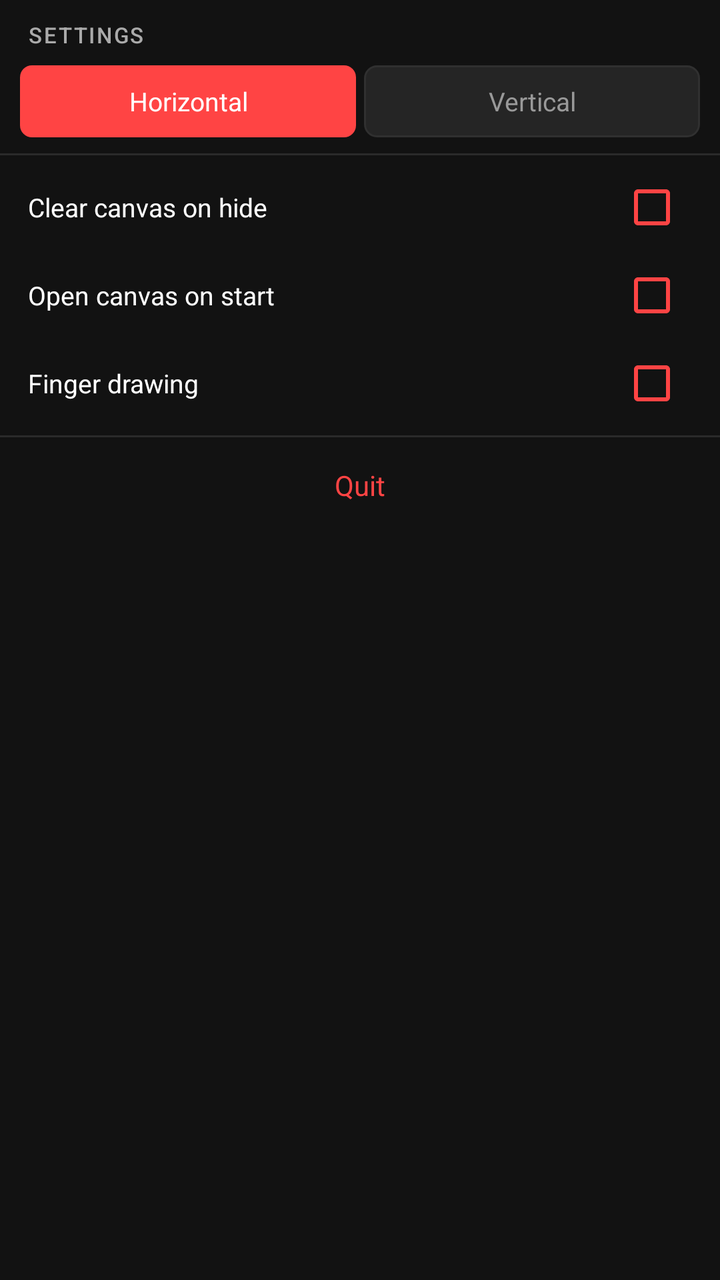
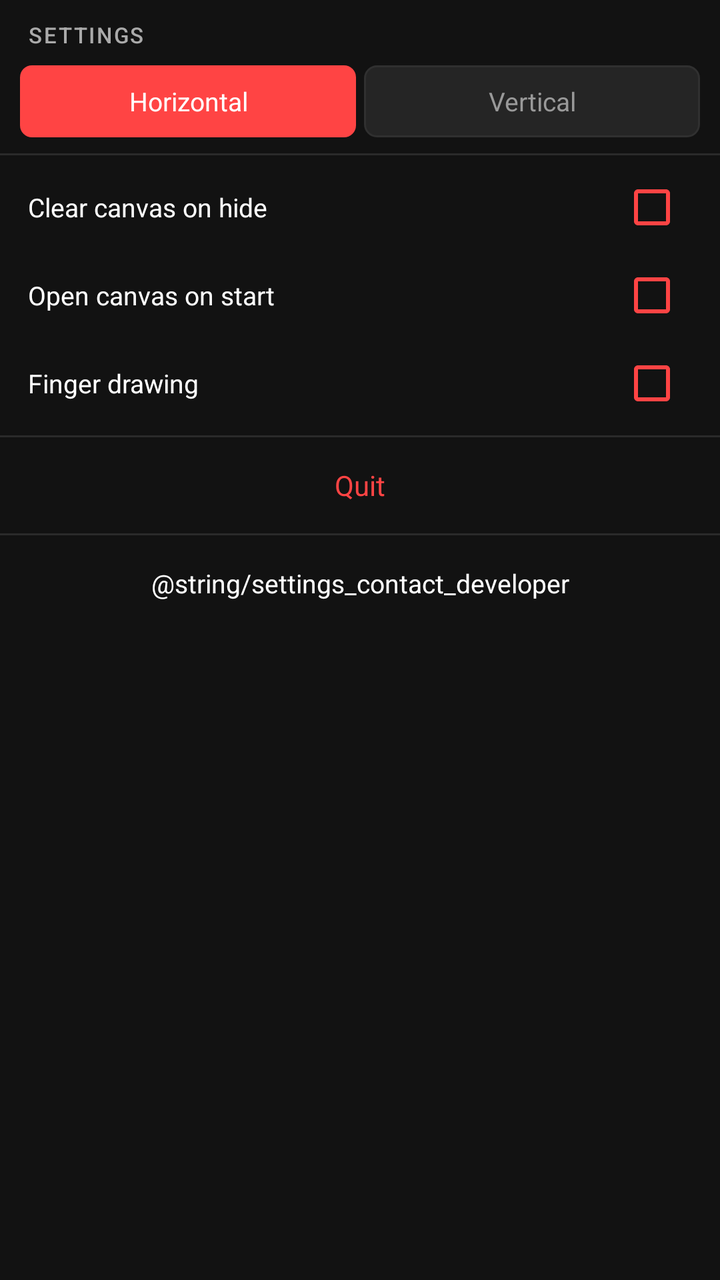

Before-and-after screenshots of an Android layout around one commit, followed by the original layout XML and the change that was made.
<!-- AndroidManifest.xml: application theme Theme.DrawAnywhere -->
<!-- res/layout/panel_settings_page1.xml -->
<?xml version="1.0" encoding="utf-8"?>
<ScrollView
    xmlns:android="http://schemas.android.com/apk/res/android"
    android:layout_width="match_parent"
    android:layout_height="match_parent"
    android:scrollbars="none"
    android:overScrollMode="never">

    <LinearLayout
        android:layout_width="match_parent"
        android:layout_height="wrap_content"
        android:orientation="vertical"
        android:paddingTop="10dp"
        android:paddingBottom="6dp">

        <TextView
            android:layout_width="wrap_content"
            android:layout_height="wrap_content"
            android:text="@string/panel_settings"
            android:textColor="@color/panel_subtext"
            android:textSize="11sp"
            android:fontFamily="sans-serif-medium"
            android:layout_marginStart="14dp"
            android:layout_marginBottom="8dp"
            android:textAllCaps="true"
            android:letterSpacing="0.08" />

        <LinearLayout
            android:layout_width="match_parent"
            android:layout_height="wrap_content"
            android:orientation="horizontal"
            android:paddingStart="10dp"
            android:paddingEnd="10dp"
            android:layout_marginBottom="4dp">

            <TextView
                android:id="@+id/btn_horizontal"
                android:layout_width="0dp"
                android:layout_height="36dp"
                android:layout_weight="1"
                android:gravity="center"
                android:text="@string/settings_horizontal"
                android:textSize="13sp"
                android:background="@drawable/bg_setting_selected"
                android:textColor="@color/setting_selected_text"
                android:layout_marginEnd="4dp"
                android:fontFamily="sans-serif" />

            <TextView
                android:id="@+id/btn_vertical"
                android:layout_width="0dp"
                android:layout_height="36dp"
                android:layout_weight="1"
                android:gravity="center"
                android:text="@string/settings_vertical"
                android:textSize="13sp"
                android:background="@drawable/bg_setting_unselected"
                android:textColor="@color/setting_unselected_text"
                android:fontFamily="sans-serif" />
        </LinearLayout>

        <View
            android:layout_width="match_parent"
            android:layout_height="1dp"
            android:background="@color/panel_section_divider"
            android:layout_marginTop="4dp"
            android:layout_marginBottom="4dp" />

        <LinearLayout
            android:layout_width="match_parent"
            android:layout_height="44dp"
            android:orientation="horizontal"
            android:gravity="center_vertical"
            android:paddingStart="14dp"
            android:paddingEnd="10dp">
            <TextView
                android:layout_width="0dp" android:layout_height="wrap_content"
                android:layout_weight="1"
                android:text="@string/settings_clear_on_hide"
                android:textColor="@color/panel_text" android:textSize="13sp" />
            <CheckBox
                android:id="@+id/chk_clear_on_hide"
                android:layout_width="wrap_content" android:layout_height="wrap_content"
                android:buttonTint="@color/setting_toggle_tint" />
        </LinearLayout>

        <LinearLayout
            android:layout_width="match_parent"
            android:layout_height="44dp"
            android:orientation="horizontal"
            android:gravity="center_vertical"
            android:paddingStart="14dp"
            android:paddingEnd="10dp">
            <TextView
                android:layout_width="0dp" android:layout_height="wrap_content"
                android:layout_weight="1"
                android:text="@string/settings_open_on_start"
                android:textColor="@color/panel_text" android:textSize="13sp" />
            <CheckBox
                android:id="@+id/chk_open_on_start"
                android:layout_width="wrap_content" android:layout_height="wrap_content"
                android:buttonTint="@color/setting_toggle_tint" />
        </LinearLayout>

        <LinearLayout
            android:layout_width="match_parent"
            android:layout_height="44dp"
            android:orientation="horizontal"
            android:gravity="center_vertical"
            android:paddingStart="14dp"
            android:paddingEnd="10dp">
            <TextView
                android:layout_width="0dp" android:layout_height="wrap_content"
                android:layout_weight="1"
                android:text="@string/settings_finger_drawing"
                android:textColor="@color/panel_text" android:textSize="13sp" />
            <CheckBox
                android:id="@+id/chk_finger_drawing"
                android:layout_width="wrap_content" android:layout_height="wrap_content"
                android:buttonTint="@color/setting_toggle_tint" />
        </LinearLayout>

        <View
            android:layout_width="match_parent"
            android:layout_height="1dp"
            android:background="@color/panel_section_divider"
            android:layout_marginTop="4dp"
            android:layout_marginBottom="4dp" />

        <TextView
            android:id="@+id/btn_quit"
            android:layout_width="match_parent"
            android:layout_height="40dp"
            android:gravity="center"
            android:text="@string/settings_quit"
            android:textColor="@color/btn_quit_text"
            android:textSize="14sp"
            android:fontFamily="sans-serif" />

    </LinearLayout>
</ScrollView>
<!-- resources referenced by this layout -->
<resources>
  <color name="btn_quit_text">#FFFF4444</color>
  <color name="panel_section_divider">#FF2A2A2A</color>
  <color name="panel_subtext">#FFAAAAAA</color>
  <color name="panel_text">#FFFFFFFF</color>
  <color name="setting_selected_text">#FFFFFFFF</color>
  <color name="setting_toggle_tint">#FFFF4444</color>
  <color name="setting_unselected_text">#FF999999</color>
  <!-- drawable bg_setting_selected (drawable) -->
  <?xml version="1.0" encoding="utf-8"?>
  <shape xmlns:android="http://schemas.android.com/apk/res/android"
      android:shape="rectangle">
  
      <solid android:color="@color/setting_selected_bg" />
  
      <corners android:radius="6dp" />
  
  </shape>
  <!-- drawable bg_setting_unselected (drawable) -->
  <?xml version="1.0" encoding="utf-8"?>
  <shape xmlns:android="http://schemas.android.com/apk/res/android"
      android:shape="rectangle">
  
      <solid android:color="@color/setting_unselected_bg" />
  
      <corners android:radius="6dp" />
  
      <stroke
          android:width="1dp"
          android:color="@color/panel_border" />
  
  </shape>
  <string name="panel_settings">Settings</string>
  <string name="settings_clear_on_hide">Clear canvas on hide</string>
  <string name="settings_finger_drawing">Finger drawing</string>
  <string name="settings_horizontal">Horizontal</string>
  <string name="settings_open_on_start">Open canvas on start</string>
  <string name="settings_quit">Quit</string>
  <string name="settings_vertical">Vertical</string>
  <style name="Theme.DrawAnywhere" parent="Theme.MaterialComponents.DayNight.NoActionBar">
          <item name="colorPrimary">@color/colorPrimary</item>
          <item name="colorPrimaryVariant">@color/colorPrimaryVariant</item>
          <item name="colorOnPrimary">@color/colorOnPrimary</item>
          <item name="colorSecondary">@color/colorSecondary</item>
          <item name="colorOnSecondary">@color/colorOnSecondary</item>
          <item name="colorError">@color/colorError</item>
          <item name="colorOnError">@color/colorOnError</item>
          <item name="colorSurface">@color/colorSurface</item>
          <item name="colorOnSurface">@color/colorOnSurface</item>
          <item name="android:colorBackground">@color/colorBackground</item>
          <item name="android:windowBackground">@color/colorBackground</item>
          <item name="android:statusBarColor">@android:color/transparent</item>
          <item name="android:navigationBarColor">@android:color/transparent</item>
          <item name="android:windowDrawsSystemBarBackgrounds">true</item>
      </style>
  <color name="setting_selected_bg">#FFFF4444</color>
  <color name="setting_unselected_bg">#FF252525</color>
  <color name="panel_border">#FF303030</color>
  <color name="colorPrimary">#FFB73A3A</color>
  <color name="colorPrimaryVariant">#FF8B0000</color>
  <color name="colorOnPrimary">#FFFFFFFF</color>
  <color name="colorSecondary">#FF444444</color>
  <color name="colorOnSecondary">#FFFFFFFF</color>
  <color name="colorError">#FFCF6679</color>
  <color name="colorOnError">#FF000000</color>
  <color name="colorSurface">#FF1C1C1C</color>
  <color name="colorOnSurface">#FFFFFFFF</color>
  <color name="colorBackground">#FF121212</color>
</resources>

<!-- the commit's change to res/layout/panel_settings_page1.xml (unified diff, before → after) -->
@@ -137,5 +137,23 @@
             android:textSize="14sp"
             android:fontFamily="sans-serif" />
 
+        <View
+            android:layout_width="match_parent"
+            android:layout_height="1dp"
+            android:background="@color/panel_section_divider"
+            android:layout_marginTop="4dp"
+            android:layout_marginBottom="4dp" />
+
+        
+        <TextView
+            android:id="@+id/btn_contact_developer"
+            android:layout_width="match_parent"
+            android:layout_height="40dp"
+            android:gravity="center"
+            android:text="@string/settings_contact_developer"
+            android:textColor="@color/panel_text"
+            android:textSize="13sp"
+            android:fontFamily="sans-serif" />
+
     </LinearLayout>
 </ScrollView>
